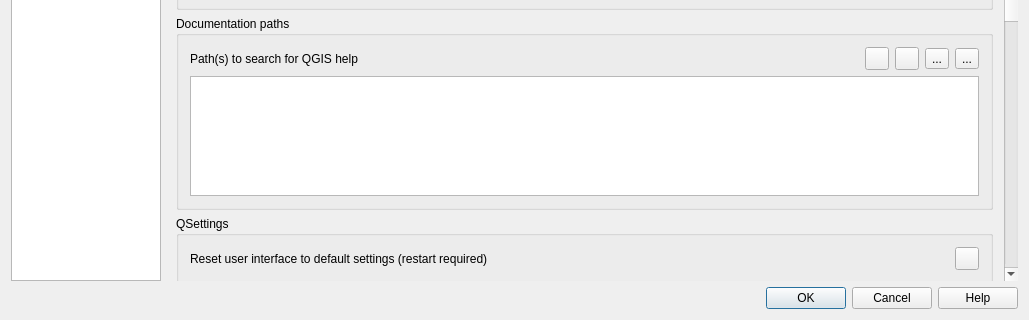
The window that src/ui/qgsoptionsbase.ui (carsmie/QGIS) describes before a commit, drawn with Qt 5; both pictures show x 0 to 1029 and y 406 to 726 of the 1029 by 726 pixel window.
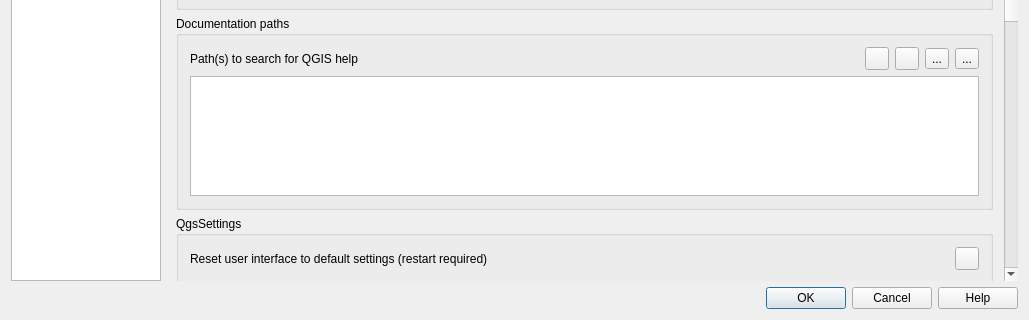
The same window after the commit. The open tabs and pages were chosen to show the change. Icons and pictures are not drawn. Custom widgets are drawn as their Qt base class.

Commit message: More QgsSettings updates: * revives WMS * QgsSettings::clear() added * section added to QgsSettings::contains() * type parameter added to sip binding of QgsSettings.value() * TODO: customization & evis

Patch:
```diff
--- a/src/ui/qgsoptionsbase.ui
+++ b/src/ui/qgsoptionsbase.ui
@@ -1265,7 +1265,7 @@
                <item>
                 <widget class="QgsCollapsibleGroupBox" name="mQSettingsGrpBx">
                  <property name="title">
-                  <string>QSettings</string>
+                  <string>QgsSettings</string>
                  </property>
                  <layout class="QGridLayout" name="gridLayout_13">
                   <item row="0" column="1">
```
The commit also changes 370 other files.
